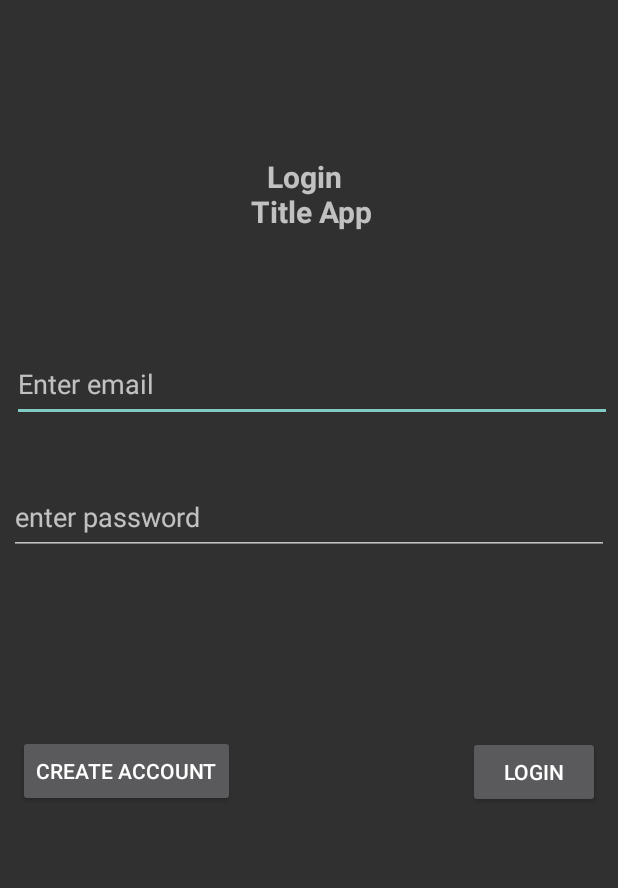
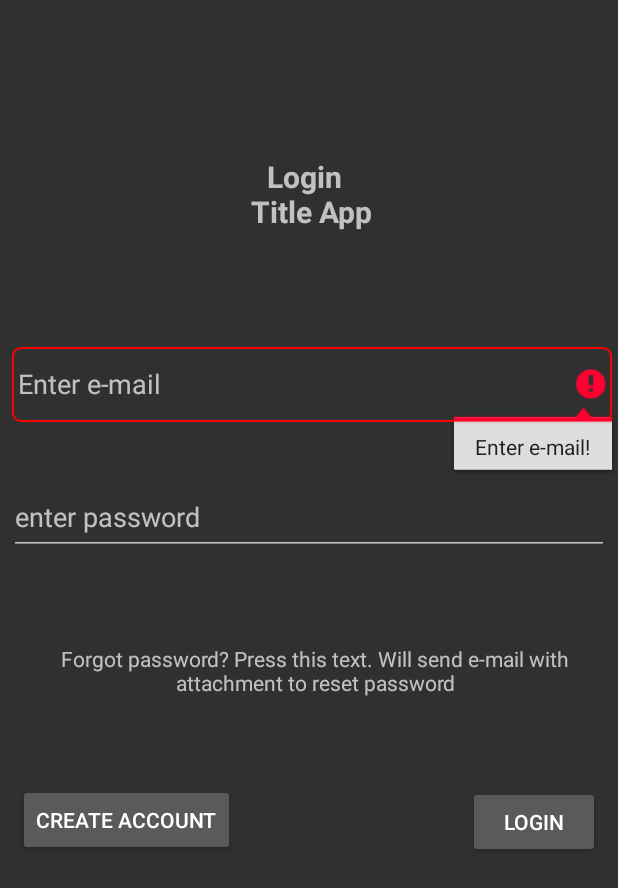
Before and after one commit to PatrykMCoder/TaskTimer, an Android app: the screen it shows after launch (LoginActivity), after a tap on "LOGIN", on a phone screen of 412 x 824 dp. Shown: the top 888 px of the screen. Run offline under Robolectric (Android 15) with nearby library versions, the phone set to English and light mode, and no system bars; our stand-ins replace Firebase (no records; nobody signed in at launch, a user with empty details on screens opened directly).

Commit message:
add errors with empty email and password in login and registration activity add send email with reset password

```diff
--- a/app/src/main/java/com/myapp/forest/HomeActivity.java
+++ b/app/src/main/java/com/myapp/forest/HomeActivity.java
@@ -102,9 +102,11 @@ public class HomeActivity extends AppCompatActivity {
     private void lookLoginUser() {
         firebaseAuth = FirebaseAuth.getInstance();
         firebaseUser = firebaseAuth.getCurrentUser();
-        if (firebaseUser == null)
-            startActivity(new Intent(this, LoginActivity.class));
-        else{
+        if (firebaseUser == null) {
+            Intent intent = new Intent(this, LoginActivity.class);
+            intent.addFlags(Intent.FLAG_ACTIVITY_CLEAR_TASK | Intent.FLAG_ACTIVITY_NEW_TASK);
+            startActivity(intent);
+        }else{
             tmp = firebaseUser.getEmail();
             assert tmp != null;
             referenceName = tmp.replace("@gmail.com", "");
--- a/app/src/main/java/com/myapp/forest/LoginActivity.java
+++ b/app/src/main/java/com/myapp/forest/LoginActivity.java
@@ -4,11 +4,13 @@ import androidx.annotation.NonNull;
 import androidx.appcompat.app.AppCompatActivity;
 
 import android.content.Intent;
+import android.graphics.Color;
 import android.os.Bundle;
 import android.util.Log;
 import android.view.View;
 import android.widget.Button;
 import android.widget.EditText;
+import android.widget.TextView;
 import android.widget.Toast;
 
 import com.google.android.gms.auth.api.signin.GoogleSignIn;
@@ -32,6 +34,7 @@ public class LoginActivity extends AppCompatActivity {
     private EditText passwordEditText;
     private Button registerButton;
     private Button loginButton;
+    private TextView resetPasswordTextView;
 
     private String email;
     private String password;
@@ -41,10 +44,34 @@ public class LoginActivity extends AppCompatActivity {
         super.onCreate(savedInstanceState);
         setContentView(R.layout.activity_login);
 
+        firebaseAuth = FirebaseAuth.getInstance();
+
+        resetPasswordTextView = findViewById(R.id.resetPasswordTV);
         emailEditText = findViewById(R.id.emailET);
         passwordEditText = findViewById(R.id.passwordET);
         registerButton = findViewById(R.id.registerBtn);
         loginButton = findViewById(R.id.loginBtn);
+
+        resetPasswordTextView.setOnClickListener(new View.OnClickListener() {
+            @Override
+            public void onClick(View v) {
+                email = emailEditText.getText().toString();
+                if(!email.equals("")) {
+                    firebaseAuth.sendPasswordResetEmail(email).addOnCompleteListener(new OnCompleteListener<Void>() {
+                        @Override
+                        public void onComplete(@NonNull Task<Void> task) {
+                            if (task.isSuccessful()) {
+                                Toast.makeText(LoginActivity.this, "E-mail send!", Toast.LENGTH_SHORT).show();
+                            } else
+                                Toast.makeText(LoginActivity.this, "Error with send e-mail. Try again!", Toast.LENGTH_SHORT).show();
+                        }
+                    });
+                }else{
+                    emailEditText.setError("Enter e-mail!");
+                    emailEditText.setBackgroundResource(R.drawable.edit_text_error_background);
+                }
+            }
+        });
 
         registerButton.setOnClickListener(new View.OnClickListener() {
             @Override
@@ -59,17 +86,24 @@ public class LoginActivity extends AppCompatActivity {
                 email = emailEditText.getText().toString();
                 password = passwordEditText.getText().toString();
 
-                firebaseAuth = FirebaseAuth.getInstance();
+                if (!email.equals("") && !password.equals("")) {
                     firebaseAuth.signInWithEmailAndPassword(email, password).addOnCompleteListener(new OnCompleteListener<AuthResult>() {
                         @Override
                         public void onComplete(@NonNull Task<AuthResult> task) {
-                        if(task.isSuccessful()){
+                            if (task.isSuccessful()) {
                                 startActivity(new Intent(LoginActivity.this, HomeActivity.class));
-                        }else{
+                            } else {
                                 Toast.makeText(LoginActivity.this, "Error with login. Please again", Toast.LENGTH_SHORT).show();
                             }
                         }
                     });
+                }else if(email.equals("")){
+                    emailEditText.setError("Enter e-mail!");
+                    emailEditText.setBackgroundResource(R.drawable.edit_text_error_background);
+                }else if(password.equals("")){
+                    passwordEditText.setError("Enter password!");
+                    passwordEditText.setBackgroundResource(R.drawable.edit_text_error_background);
+                }
             }
         });
 
--- /dev/null
+++ b/app/src/main/res/drawable/edit_text_error_background.xml
@@ -0,0 +1,6 @@
+<?xml version="1.0" encoding="utf-8"?>
+<shape xmlns:android="http://schemas.android.com/apk/res/android">
+    <solid android:color="#00000000" />
+    <stroke android:width="1dp" android:color="#ff00" />
+    <corners android:radius="5dp" />
+</shape>
--- a/app/src/main/res/layout/activity_login.xml
+++ b/app/src/main/res/layout/activity_login.xml
@@ -36,7 +36,7 @@
         android:layout_marginLeft="8dp"
         android:layout_marginTop="231dp"
         android:ems="10"
-        android:hint="Enter email"
+        android:hint="Enter e-mail"
         android:inputType="textEmailAddress" />
 
     <EditText
@@ -62,7 +62,7 @@
         android:layout_alignParentBottom="true"
         android:layout_marginStart="12dp"
         android:layout_marginLeft="12dp"
-        android:layout_marginBottom="286dp"
+        android:layout_marginBottom="253dp"
         android:text="Create Account" />
 
     <Button
@@ -74,7 +74,26 @@
         android:layout_alignParentBottom="true"
         android:layout_marginEnd="12dp"
         android:layout_marginRight="12dp"
-        android:layout_marginBottom="285dp"
+        android:layout_marginBottom="252dp"
         android:text="Login" />
 
+    <TextView
+        android:id="@+id/resetPasswordTV"
+        android:layout_width="match_parent"
+        android:layout_height="50dp"
+        android:layout_below="@+id/passwordET"
+        android:layout_alignParentStart="true"
+        android:layout_alignParentLeft="true"
+        android:layout_alignParentBottom="true"
+        android:layout_marginStart="8dp"
+        android:layout_marginLeft="8dp"
+        android:layout_marginTop="6dp"
+        android:layout_marginBottom="305dp"
+        android:background="#00525252"
+        android:clickable="true"
+        android:focusable="auto"
+        android:focusableInTouchMode="true"
+        android:gravity="center"
+        android:text="Forgot password? Press this text. Will send e-mail with attachment to reset password" />
+
 </RelativeLayout>
--- a/app/src/main/res/layout/activity_register.xml
+++ b/app/src/main/res/layout/activity_register.xml
@@ -36,7 +36,7 @@
         android:layout_marginLeft="8dp"
         android:layout_marginTop="231dp"
         android:ems="10"
-        android:hint="Enter email"
+        android:hint="Enter e-mail"
         android:inputType="textEmailAddress" />
 
     <EditText
--- a/app/src/main/res/values/colors.xml
+++ b/app/src/main/res/values/colors.xml
@@ -5,4 +5,6 @@
     <color name="colorAccent">#D81B60</color>
 
     <color name="imageButtonColor">#5C5858</color>
+
+    <color name="redError">#ff0000</color>
 </resources>
```
Also changed, not shown: app/src/main/java/com/myapp/forest/RegisterActivity.java (+11 -4 lines). Lines whose indentation alone changed are shown as unchanged.
